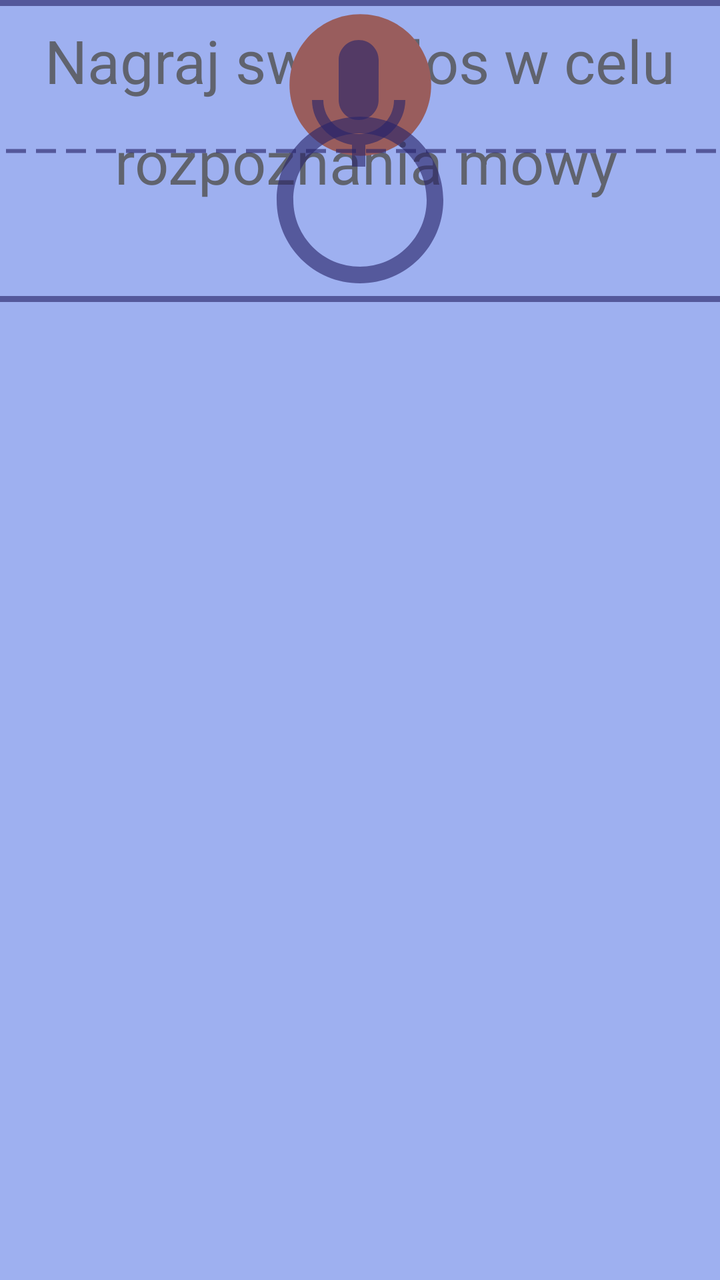
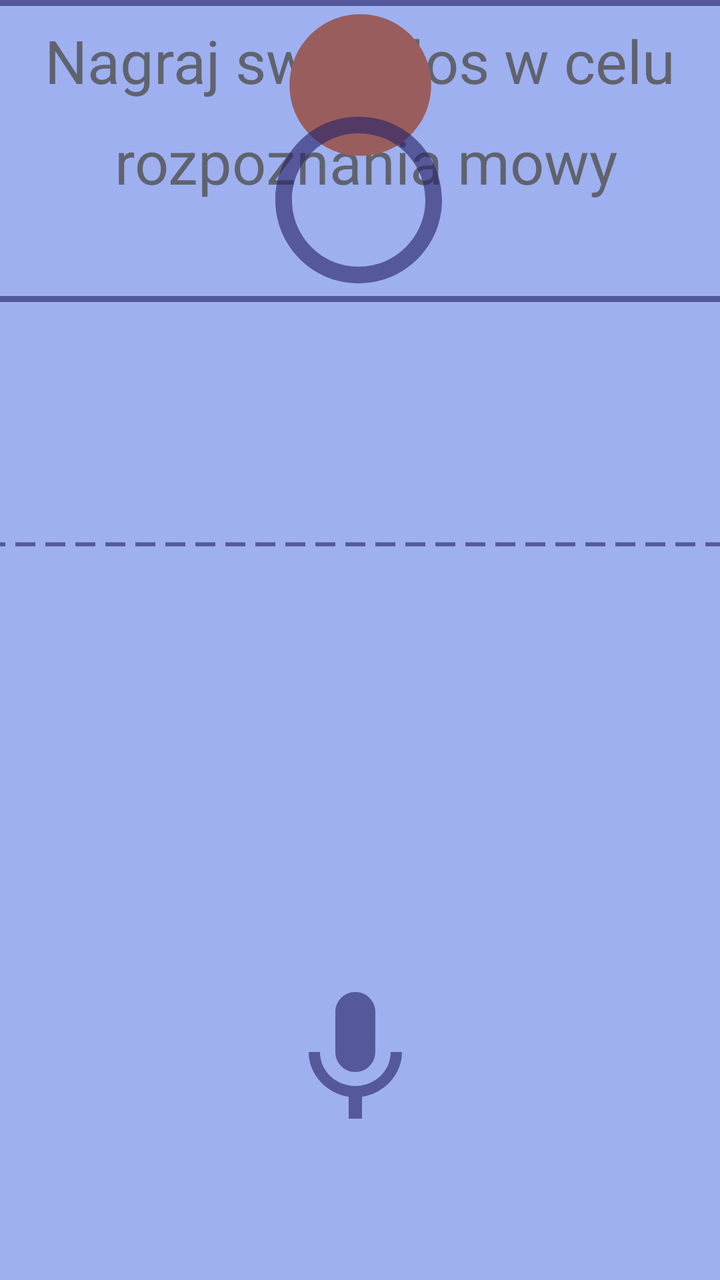

Compare the two renders of this Android layout. The source of the first and the diff that turns it into the second are given below.
<!-- AndroidManifest.xml: application theme Theme.TiredTalker -->
<!-- res/layout/fragment_nagrywanie.xml -->
<androidx.constraintlayout.widget.ConstraintLayout
xmlns:android="http://schemas.android.com/apk/res/android"
    xmlns:app2="http://schemas.android.com/apk/res-auto"
    xmlns:tools="http://schemas.android.com/tools"
xmlns:app="http://schemas.android.com/apk/res-"
android:layout_width="match_parent"
android:layout_height="match_parent"
android:background="@color/light_blue">

    <TextView
        android:id="@+id/textView1"
        android:layout_width="wrap_content"
        android:layout_height="wrap_content"
        android:layout_margin="10dp"
        android:layout_marginTop="80dp"
        android:gravity="center"
        android:text="Nagraj swój głos w celu"
        android:textColor="@color/brown"
        android:textSize="30sp"
        app2:layout_constraintEnd_toEndOf="parent"
        app2:layout_constraintStart_toStartOf="parent"
        app2:layout_constraintTop_toTopOf="parent" />

    <TextView
        android:id="@+id/textView2"
        android:layout_width="wrap_content"
        android:layout_height="wrap_content"
        android:layout_margin="10dp"
        android:gravity="center"
        android:text="rozpoznania mowy"
        android:textColor="@color/brown"
        android:textSize="30sp"
        app2:layout_constraintEnd_toEndOf="parent"
        app2:layout_constraintHorizontal_bias="0.536"
        app2:layout_constraintStart_toStartOf="parent"
        app2:layout_constraintTop_toBottomOf="@+id/textView1" />

    <ImageButton
        android:id="@+id/nagrywanie_btn"
        android:layout_width="85dp"
        android:layout_height="85dp"
        android:background="@drawable/redcircle"
        android:padding="16dp"
        android:contentDescription="Przycisk nagrywania"
        app2:layout_constraintEnd_toEndOf="parent"
        app2:layout_constraintHorizontal_bias="0.50"
        app2:layout_constraintStart_toStartOf="parent"
        app:layout_constraintStart_toStartOf="parent"
        app:layout_constraintTop_toBottomOf="@id/nagrywanie_btn"
        tools:layout_editor_absoluteY="367dp" />

    <ImageView
        android:id="@+id/circleIcon5"
        android:layout_width="100dp"
        android:layout_height="200dp"
        android:contentDescription="@string/empty_circle_desc"
        android:scaleType="fitCenter"
        android:src="@drawable/empty_circle"
        app2:layout_constraintEnd_toEndOf="parent"
        app2:layout_constraintHorizontal_bias="0.5"
        app2:layout_constraintStart_toStartOf="parent"
        app:layout_constraintBottom_toTopOf="@id/welcomeText"
        app:layout_constraintEnd_toEndOf="parent"
        app:layout_constraintHorizontal_chainStyle="packed"
        app:layout_constraintStart_toStartOf="parent"
        app:layout_constraintTop_toTopOf="parent"
        app:layout_constraintVertical_bias="0.4"
        tools:layout_editor_absoluteY="310dp" />

    <ImageView
        android:id="@+id/mice"
        android:layout_width="80dp"
        android:layout_height="100dp"
        android:contentDescription="@string/microphone_desc"
        android:scaleType="fitCenter"
        android:src="@drawable/microphone"
        app2:layout_constraintEnd_toEndOf="parent"
        app2:layout_constraintHorizontal_bias="0.498"
        app2:layout_constraintStart_toStartOf="parent"
        app:layout_constraintBottom_toTopOf="@id/welcomeText"
        app:layout_constraintEnd_toEndOf="parent"
        app:layout_constraintHorizontal_chainStyle="packed"
        app:layout_constraintStart_toStartOf="parent"
        app:layout_constraintTop_toTopOf="parent"
        app:layout_constraintVertical_bias="0.4"
        tools:layout_editor_absoluteY="452dp" />

    <ImageView
        android:id="@+id/square"
        android:layout_width="387dp"
        android:layout_height="151dp"
        android:contentDescription="@string/thin_square_desc"
        android:scaleType="fitCenter"
        android:src="@drawable/thin_square"
        app2:layout_constraintEnd_toEndOf="parent"
        app2:layout_constraintHorizontal_bias="0.498"
        app2:layout_constraintStart_toStartOf="parent"
        app:layout_constraintBottom_toTopOf="@id/welcomeText"
        app:layout_constraintEnd_toEndOf="parent"
        app:layout_constraintHorizontal_chainStyle="packed"
        app:layout_constraintStart_toStartOf="parent"
        app:layout_constraintTop_toTopOf="parent"
        app:layout_constraintVertical_bias="0.4"
        tools:layout_editor_absoluteY="209dp" />
    <ImageView
        android:id="@+id/dashed_line"
        android:layout_width="387dp"
        android:layout_height="151dp"
        android:contentDescription="@string/dashed_line_desc"
        android:scaleType="fitCenter"
        android:src="@drawable/dashed_line"
        app2:layout_constraintEnd_toEndOf="parent"
        app2:layout_constraintHorizontal_bias="0.498"
        app2:layout_constraintStart_toStartOf="parent"
        app:layout_constraintBottom_toTopOf="@id/welcomeText"
        app:layout_constraintEnd_toEndOf="parent"
        app:layout_constraintHorizontal_chainStyle="packed"
        app:layout_constraintStart_toStartOf="parent"
        app:layout_constraintTop_toTopOf="parent"
        app:layout_constraintVertical_bias="0.4"
        tools:layout_editor_absoluteY="209dp" />


</androidx.constraintlayout.widget.ConstraintLayout>
<!-- resources referenced by this layout -->
<resources>
  <color name="brown">#99373017</color>
  <color name="light_blue">#9EB0F0</color>
  <!-- drawable dashed_line (drawable) -->
  <?xml version="1.0" encoding="utf-8"?>
  <shape xmlns:android="http://schemas.android.com/apk/res/android"
      android:shape="line">
      <stroke
          android:width="2dp"
          android:color="@color/darkest_blue"
          android:dashWidth="10dp"
          android:dashGap="5dp"/>
  </shape>
  <!-- drawable empty_circle (drawable) -->
  <vector
      android:alpha="0.62"
      android:height="40dp"
      android:width="40dp"
      android:tint="#282368"
      android:viewportHeight="24"
      android:viewportWidth="24"
  
      xmlns:android="http://schemas.android.com/apk/res/android">
      <path
          android:fillColor="@android:color/white"
          android:pathData="M12,2C6.47,2 2,6.47 2,12c0,5.53 4.47,10 10,10s10,-4.47 10,-10C22,6.47 17.53,2 12,2zM12,20c-4.42,0 -8,-3.58 -8,-8c0,-4.42 3.58,-8 8,-8s8,3.58 8,8C20,16.42 16.42,20 12,20z"/>
  </vector>
  <!-- drawable microphone (drawable) -->
  <vector
      android:alpha="0.62"
      android:height="30dp"
      android:width="30dp"
      android:tint="#282368"
      android:viewportHeight="24"
      android:viewportWidth="24"
      xmlns:android="http://schemas.android.com/apk/res/android">
      <path
          android:fillColor="@android:color/white"
          android:pathData="M12,15c1.66,0 2.99,-1.34 2.99,-3L15,6c0,-1.66 -1.34,-3 -3,-3S9,4.34 9,6v6c0,1.66 1.34,3 3,3zM17.3,12c0,3 -2.54,5.1 -5.3,5.1S6.7,15 6.7,12L5,12c0,3.42 2.72,6.23 6,6.72L11,22h2v-3.28c3.28,-0.48 6,-3.3 6,-6.72h-1.7z"/>
  </vector>
  <!-- drawable redcircle (drawable) -->
  <vector
      android:height="35dp"
      android:width="35dp"
      android:tint="#995D5D"
      android:viewportHeight="24"
      android:viewportWidth="24"
      xmlns:android="http://schemas.android.com/apk/res/android">
      <path
          android:fillColor="@android:color/white"
          android:pathData="M12,2C6.47,2 2,6.47 2,12s4.47,10 10,10 10,-4.47 10,-10S17.53,2 12,2z"/>
  </vector>
  <!-- drawable thin_square (drawable) -->
  <?xml version="1.0" encoding="utf-8"?>
  <shape
  
      xmlns:android="http://schemas.android.com/apk/res/android">
      
      
      
      <solid
          android:color="@android:color/transparent"/>
      <stroke
          android:width="3dp"
          android:color="@color/darkest_blue"/>
      <corners android:radius="0dp"/>
  </shape>
  <string name="dashed_line_desc">Ikona przerywanej linii</string>
  <string name="empty_circle_desc">Ikona koła pustego</string>
  <string name="microphone_desc">Ikona mikrofonu</string>
  <string name="thin_square_desc">Ikona cienkiej ramki</string>
  <style name="Theme.TiredTalker" parent="Theme.MaterialComponents.DayNight.DarkActionBar">
          
          <item name="colorPrimary">@color/purple_500</item>
          <item name="colorPrimaryVariant">@color/purple_700</item>
          <item name="colorOnPrimary">@color/white</item>
          
          <item name="colorSecondary">@color/teal_200</item>
          <item name="colorSecondaryVariant">@color/teal_700</item>
          <item name="colorOnSecondary">@color/black</item>
          
          <item name="android:statusBarColor">?attr/colorPrimaryVariant</item>
          
      </style>
  <color name="darkest_blue">#9E282368</color>
  <color name="purple_500">#FF6200EE</color>
  <color name="purple_700">#FF3700B3</color>
  <color name="white">#FFFFFFFF</color>
  <color name="teal_200">#FF03DAC5</color>
  <color name="teal_700">#FF018786</color>
  <color name="black">#FF000000</color>
</resources>

<!-- the commit's change to res/layout/fragment_nagrywanie.xml (unified diff, before → after) -->
@@ -57,24 +57,6 @@ android:background="@color/light_blue">
         android:scaleType="fitCenter"
         android:src="@drawable/empty_circle"
         app2:layout_constraintEnd_toEndOf="parent"
-        app2:layout_constraintHorizontal_bias="0.5"
-        app2:layout_constraintStart_toStartOf="parent"
-        app:layout_constraintBottom_toTopOf="@id/welcomeText"
-        app:layout_constraintEnd_toEndOf="parent"
-        app:layout_constraintHorizontal_chainStyle="packed"
-        app:layout_constraintStart_toStartOf="parent"
-        app:layout_constraintTop_toTopOf="parent"
-        app:layout_constraintVertical_bias="0.4"
-        tools:layout_editor_absoluteY="310dp" />
-
-    <ImageView
-        android:id="@+id/mice"
-        android:layout_width="80dp"
-        android:layout_height="100dp"
-        android:contentDescription="@string/microphone_desc"
-        android:scaleType="fitCenter"
-        android:src="@drawable/microphone"
-        app2:layout_constraintEnd_toEndOf="parent"
         app2:layout_constraintHorizontal_bias="0.498"
         app2:layout_constraintStart_toStartOf="parent"
         app:layout_constraintBottom_toTopOf="@id/welcomeText"
@@ -83,7 +65,26 @@ android:background="@color/light_blue">
         app:layout_constraintStart_toStartOf="parent"
         app:layout_constraintTop_toTopOf="parent"
         app:layout_constraintVertical_bias="0.4"
-        tools:layout_editor_absoluteY="452dp" />
+        tools:layout_editor_absoluteY="309dp" />
+
+    <ImageView
+        android:id="@+id/mice"
+        android:layout_width="80dp"
+        android:layout_height="100dp"
+        android:layout_marginBottom="64dp"
+        android:contentDescription="@string/microphone_desc"
+        android:scaleType="fitCenter"
+        android:src="@drawable/microphone"
+        app2:layout_constraintBottom_toBottomOf="parent"
+        app2:layout_constraintEnd_toEndOf="parent"
+        app2:layout_constraintHorizontal_bias="0.492"
+        app2:layout_constraintStart_toStartOf="parent"
+        app:layout_constraintBottom_toTopOf="@id/welcomeText"
+        app:layout_constraintEnd_toEndOf="parent"
+        app:layout_constraintHorizontal_chainStyle="packed"
+        app:layout_constraintStart_toStartOf="parent"
+        app:layout_constraintTop_toTopOf="parent"
+        app:layout_constraintVertical_bias="0.4" />
 
     <ImageView
         android:id="@+id/square"
@@ -102,23 +103,25 @@ android:background="@color/light_blue">
         app:layout_constraintTop_toTopOf="parent"
         app:layout_constraintVertical_bias="0.4"
         tools:layout_editor_absoluteY="209dp" />
+
     <ImageView
         android:id="@+id/dashed_line"
         android:layout_width="387dp"
         android:layout_height="151dp"
+        android:layout_marginTop="96dp"
         android:contentDescription="@string/dashed_line_desc"
         android:scaleType="fitCenter"
         android:src="@drawable/dashed_line"
         app2:layout_constraintEnd_toEndOf="parent"
-        app2:layout_constraintHorizontal_bias="0.498"
+        app2:layout_constraintHorizontal_bias="0.333"
         app2:layout_constraintStart_toStartOf="parent"
+        app2:layout_constraintTop_toBottomOf="@+id/textView2"
         app:layout_constraintBottom_toTopOf="@id/welcomeText"
         app:layout_constraintEnd_toEndOf="parent"
         app:layout_constraintHorizontal_chainStyle="packed"
         app:layout_constraintStart_toStartOf="parent"
         app:layout_constraintTop_toTopOf="parent"
-        app:layout_constraintVertical_bias="0.4"
-        tools:layout_editor_absoluteY="209dp" />
+        app:layout_constraintVertical_bias="0.4" />
 
 
 </androidx.constraintlayout.widget.ConstraintLayout>
